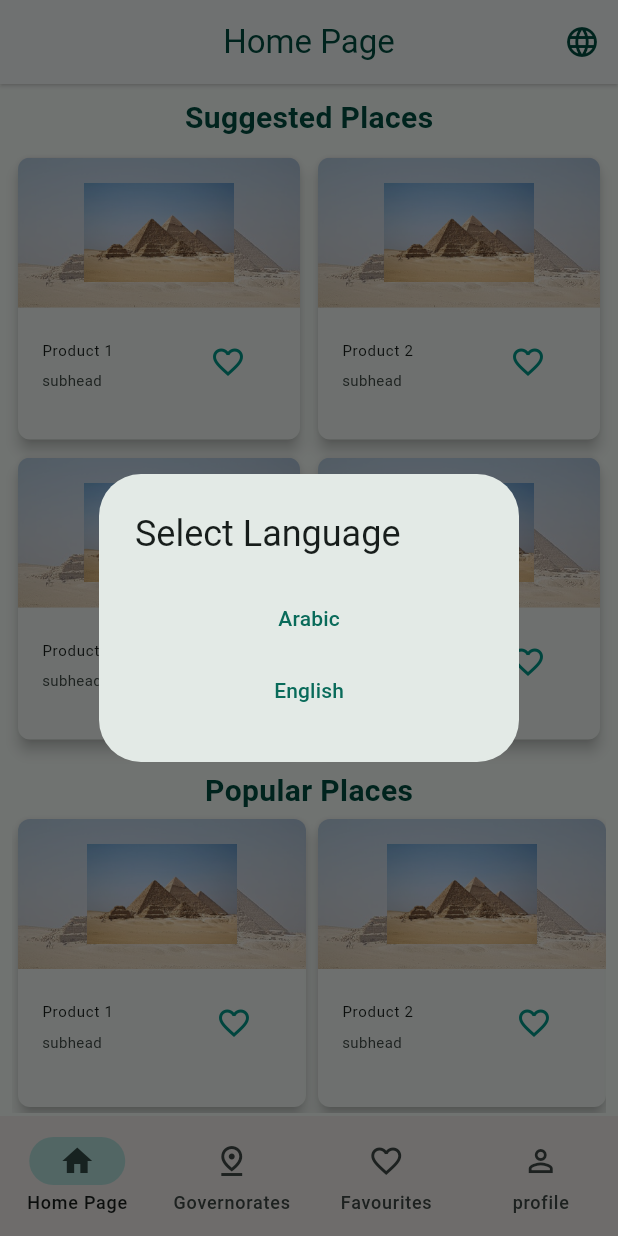
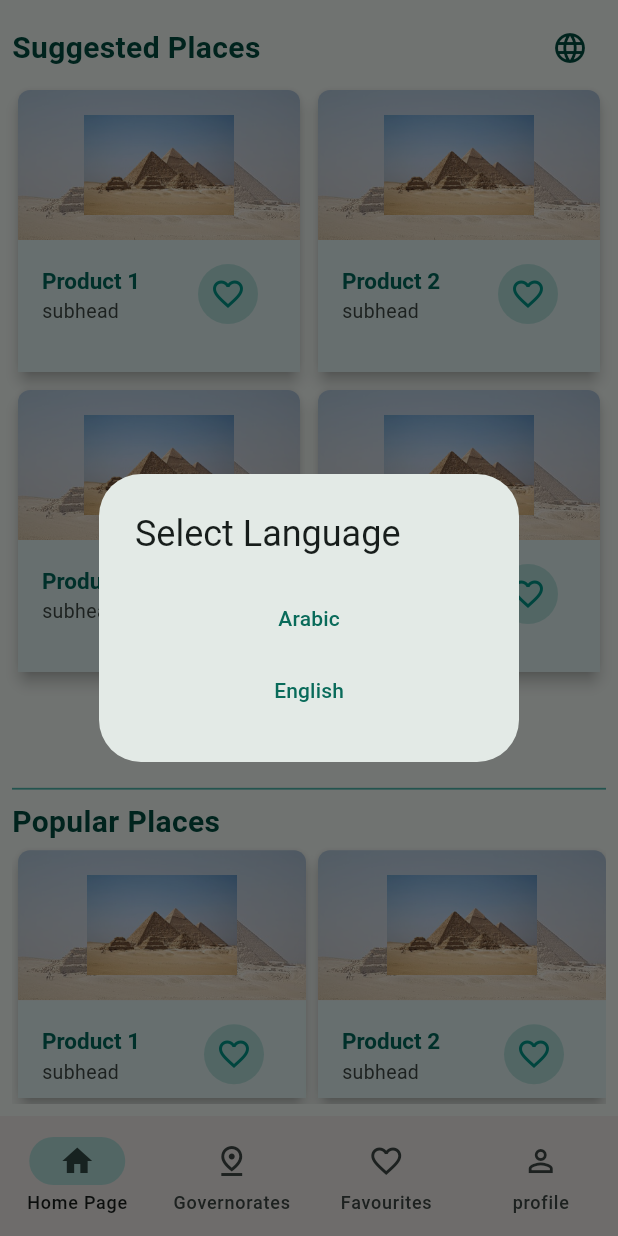
Before and after one commit to Sprints-Flutter-Bootcamp-Projects/Tourist-Guide-App-for-Egypt, a Flutter app: the screen it shows after launch, after a tap on the "language" icon, on a phone screen of 412 x 824 dp. Run offline on Flutter 3.47's test engine with Material 3 defaults, Android fonts, the phone set to English and light mode, and no system bars; our stand-ins replace easy_localization.

Commit message:
refactored gridItem to add (add to fav)feature &  enhanced  HomePage

```diff
--- a/lib/views/authentication/login_page.dart
+++ b/lib/views/authentication/login_page.dart
@@ -1,5 +1,6 @@
 import 'package:easy_localization/easy_localization.dart';
 import 'package:flutter/material.dart';
+import 'package:tourist_guide/views/authentication/signup_page.dart';
 import '../../nav_bar.dart';
 
 class LoginPage extends StatefulWidget {
@@ -88,13 +89,13 @@ class _LoginPageState extends State<LoginPage> {
                   ),
                 ),
                 FilledButton(
+                  style: FilledButton.styleFrom(
+                      shape: RoundedRectangleBorder(
+                          borderRadius: BorderRadius.circular(6))),
                   onPressed: () {
                     if (_formKey.currentState!.validate()) {
                       isLoggedIn = true;
-                      Navigator.push(
-                          context,
-                          MaterialPageRoute(
-                              builder: (context) => const MyNavigationBar()));
+                      Navigator.pop(context);
                     } else {
                       const ScaffoldMessenger(
                           child: SnackBar(
@@ -103,8 +104,16 @@ class _LoginPageState extends State<LoginPage> {
                   },
                   child: Text(tr('log_in')),
                 ),
-                FilledButton.icon(
-                    onPressed: () {}, label: Text(tr('create_new_account'))),
+                FilledButton(
+                    style: FilledButton.styleFrom(
+                        shape: RoundedRectangleBorder(
+                            borderRadius: BorderRadius.circular(6))),
+                    onPressed: () => Navigator.push(
+                        context,
+                        MaterialPageRoute(
+                          builder: (context) => const SignupPage(),
+                        )),
+                    child: Text(tr('create_new_account'))),
               ],
             ),
           ),
--- a/lib/views/home/signup_page.dart
+++ b/lib/views/authentication/signup_page.dart
@@ -1,4 +1,5 @@
 import 'package:flutter/material.dart';
+import 'package:tourist_guide/views/authentication/login_page.dart';
 import 'package:tourist_guide/widgets/my_textformfield.dart';
 
 class SignupPage extends StatefulWidget {
@@ -167,15 +168,3 @@ class _SignupPageState extends State<SignupPage> {
     );
   }
 }
-
-class LoginPage extends StatelessWidget {
-  const LoginPage({super.key});
-
-  @override
-  Widget build(BuildContext context) {
-    return Scaffold(
-      appBar: AppBar(title: const Text("Login")),
-      body: const Center(child: Text("Login Page")),
-    );
-  }
-}
--- a/lib/views/government/favourites_page.dart
+++ /dev/null
@@ -1,50 +0,0 @@
-import 'package:easy_localization/easy_localization.dart';
-import 'package:flutter/material.dart';
-import 'package:tourist_guide/widgets/app_bar.dart';
-import 'package:tourist_guide/widgets/text_title.dart';
-
-class FavouritesPage extends StatefulWidget {
-  const FavouritesPage({super.key});
-
-  @override
-  State<FavouritesPage> createState() => _FavouritesPageState();
-}
-
-List<Widget> favList = [];
-
-class _FavouritesPageState extends State<FavouritesPage> {
-  @override
-  Widget build(BuildContext context) {
-    return Scaffold(
-      appBar: PagesAppBar(context, context.tr("favourites")),
-      body: SingleChildScrollView(
-        child: Padding(
-          padding: const EdgeInsets.all(8.0),
-          child: Column(
-            mainAxisAlignment: MainAxisAlignment.center,
-            children: <Widget>[
-              TextTitle(
-                context.tr("favourite_places"),
-              ),
-              const SizedBox(height: 8.0),
-              SizedBox(
-                height: MediaQuery.of(context).size.height / 2,
-                child: GridView.builder(
-                  gridDelegate: const SliverGridDelegateWithFixedCrossAxisCount(
-                    crossAxisCount: 2,
-                    crossAxisSpacing: 4,
-                    mainAxisSpacing: 4,
-                  ),
-                  itemCount: favList.length,
-                  itemBuilder: (context, index) {
-                    return favList[index];
-                  },
-                ),
-              ),
-            ],
-          ),
-        ),
-      ),
-    );
-  }
-}
--- /dev/null
+++ b/lib/views/home/favourites_page.dart
@@ -0,0 +1,58 @@
+import 'package:easy_localization/easy_localization.dart';
+import 'package:flutter/material.dart';
+import 'package:tourist_guide/widgets/app_bar.dart';
+import 'package:tourist_guide/widgets/text_title.dart';
+
+class FavouritesPage extends StatefulWidget {
+  const FavouritesPage({super.key});
+
+  @override
+  State<FavouritesPage> createState() => _FavouritesPageState();
+}
+
+List<Widget> favList = [];
+
+class _FavouritesPageState extends State<FavouritesPage> {
+  @override
+  Widget build(BuildContext context) {
+    return Scaffold(
+      appBar: PagesAppBar(context, context.tr("favourites")),
+      body: Padding(
+        padding: const EdgeInsets.all(8.0),
+        child: Column(
+          crossAxisAlignment: CrossAxisAlignment.start,
+          children: <Widget>[
+            TextTitle(
+              context.tr("favourite_places"),
+            ),
+            const SizedBox(height: 8.0),
+            favList.isEmpty
+                ? Expanded(
+                    child: Center(
+                        child: Text(
+                    'Starting adding your favourite Places',
+                    style: TextStyle(
+                        color: Colors.teal[800],
+                        fontSize: 15,
+                        fontWeight: FontWeight.bold),
+                  )))
+                : Expanded(
+                    child: GridView.builder(
+                      gridDelegate:
+                          const SliverGridDelegateWithFixedCrossAxisCount(
+                        crossAxisCount: 2,
+                        crossAxisSpacing: 4,
+                        mainAxisSpacing: 4,
+                      ),
+                      itemCount: favList.length,
+                      itemBuilder: (context, index) {
+                        return favList[index];
+                      },
+                    ),
+                  ),
+          ],
+        ),
+      ),
+    );
+  }
+}
--- a/lib/views/home/home_page.dart
+++ b/lib/views/home/home_page.dart
@@ -1,6 +1,6 @@
 import 'package:easy_localization/easy_localization.dart';
 import 'package:flutter/material.dart';
-import 'package:tourist_guide/widgets/app_bar.dart';
+import 'package:tourist_guide/widgets/lang_dialog.dart';
 import 'package:tourist_guide/widgets/text_title.dart';
 
 import '../../widgets/grid_item.dart';
@@ -18,19 +18,27 @@ class _HomePageState extends State<HomePage> {
   @override
   Widget build(BuildContext context) {
     return Scaffold(
-      appBar: PagesAppBar(context, context.tr("home_page")),
-      body: SingleChildScrollView(
-        child: Padding(
+      body: Padding(
         padding: const EdgeInsets.all(8.0),
         child: Column(
-            mainAxisAlignment: MainAxisAlignment.center,
+          crossAxisAlignment: CrossAxisAlignment.start,
           children: <Widget>[
-              TextTitle(
+            Row(children: [
+              Expanded(
+                child: TextTitle(
                   context.tr("suggested_places"),
                 ),
-              const SizedBox(height: 8.0),
-              SizedBox(
-                height: MediaQuery.of(context).size.height / 2,
+              ),
+              IconButton(
+                icon: Icon(
+                  Icons.language,
+                  color: Colors.teal[900],
+                ),
+                onPressed: () => langDialog(context),
+              ),
+            ]),
+            Expanded(
+              flex: 8,
               child: GridView.builder(
                 gridDelegate: const SliverGridDelegateWithFixedCrossAxisCount(
                   crossAxisCount: 2,
@@ -39,7 +47,7 @@ class _HomePageState extends State<HomePage> {
                 ),
                 itemCount: 4,
                 itemBuilder: (context, index) {
-                    return gridItem(
+                  return GridItem(
                     context,
                     "https://upload.wikimedia.org/wikipedia/commons/thumb/a/af/All_Gizah_Pyramids.jpg/435px-All_Gizah_Pyramids.jpg",
                     "Product ${index + 1}",
@@ -48,32 +56,38 @@ class _HomePageState extends State<HomePage> {
                 },
               ),
             ),
+            Divider(
+              thickness: 1.2,
+              //height: ,
+              color: Colors.teal[300],
+            ),
             TextTitle(
               context.tr("popular_places"),
             ),
-              SingleChildScrollView(
+            Expanded(
+              flex: 3,
+              child: ListView(
                 scrollDirection: Axis.horizontal,
-                child: Row(
                 children: <Widget>[
-                    gridItem(
+                  GridItem(
                     context,
                     "https://upload.wikimedia.org/wikipedia/commons/thumb/a/af/All_Gizah_Pyramids.jpg/435px-All_Gizah_Pyramids.jpg",
                     "Product 1",
                     "subhead",
                   ),
-                    gridItem(
+                  GridItem(
                     context,
                     "https://upload.wikimedia.org/wikipedia/commons/thumb/a/af/All_Gizah_Pyramids.jpg/435px-All_Gizah_Pyramids.jpg",
                     "Product 2",
                     "subhead",
                   ),
-                    gridItem(
+                  GridItem(
                     context,
                     "https://upload.wikimedia.org/wikipedia/commons/thumb/a/af/All_Gizah_Pyramids.jpg/435px-All_Gizah_Pyramids.jpg",
                     "Product 3",
                     "subhead",
                   ),
-                    gridItem(
+                  GridItem(
                     context,
                     "https://upload.wikimedia.org/wikipedia/commons/thumb/a/af/All_Gizah_Pyramids.jpg/435px-All_Gizah_Pyramids.jpg",
                     "Product 4",
@@ -85,7 +99,6 @@ class _HomePageState extends State<HomePage> {
           ],
         ),
       ),
-      ),
     );
   }
 }
--- a/lib/widgets/grid_item.dart
+++ b/lib/widgets/grid_item.dart
@@ -1,9 +1,21 @@
 import 'package:flutter/material.dart';
 import 'package:tourist_guide/nav_bar.dart';
-import 'package:tourist_guide/views/government/favourites_page.dart';
+import 'package:tourist_guide/views/home/favourites_page.dart';
 
-Widget gridItem(
-    BuildContext context, String imgURL, String title, String subhead) {
+class GridItem extends StatefulWidget {
+  GridItem(BuildContext context, this.imgURL, this.title, this.subhead,
+      {super.key, this.isFavourite = false});
+  final String imgURL;
+  final String title;
+  final String subhead;
+  bool isFavourite;
+  @override
+  State<GridItem> createState() => _GridItemState();
+}
+
+class _GridItemState extends State<GridItem> {
+  @override
+  Widget build(BuildContext context) {
     return SizedBox(
       height: 200,
       width: 200,
@@ -31,51 +43,68 @@ Widget gridItem(
                 ),
               ),
               child: Center(
-              // child: Image.network(
-              //   imgURL,
-              //   height: 90,
-              //   width: 60,
-              //   fit: BoxFit.contain,
-              //   errorBuilder: (context, error, stackTrace) {
-              //     return const Icon(Icons.image, size: 50, color: Colors.grey);
-              //   },
-              // ),
                 child: Image.asset(
                   "assets/images/pyramids.jpg",
                   height: 100,
                   width: 100,
                   fit: BoxFit.contain,
                   errorBuilder: (context, error, stackTrace) {
-                  return const Icon(Icons.image, size: 50, color: Colors.grey);
+                    return const Icon(Icons.image,
+                        size: 50, color: Colors.grey);
                   },
                 ),
               ),
             ),
             Expanded(
               child: ListTile(
+                tileColor: Colors.teal[50],
                 title: Text(
-                title,
-                style: const TextStyle(fontSize: 10),
+                  widget.title,
+                  style: Theme.of(context).textTheme.titleLarge!.copyWith(
+                        color: Colors.teal[800],
+                        fontWeight: FontWeight.bold,
+                        fontSize: 15,
+                      ),
                 ),
                 subtitle: Text(
-                subhead,
-                style: const TextStyle(fontSize: 10),
+                  widget.subhead,
+                  style: const TextStyle(fontSize: 13),
                 ),
-              trailing: IconButton(
+                trailing: IconButton.filledTonal(
+                  style: ButtonStyle(
+                      backgroundColor:
+                          WidgetStateProperty.all(Colors.teal[100])),
+                  color: Colors.teal[900],
                   onPressed: () {
                     if (isLoggedIn) {
-                    favList.add(gridItem(context, imgURL, title, subhead));
+                      if (widget.isFavourite) {
+                        setState(() {
+                          widget.isFavourite = false;
+                          favList.remove(widget);
+                        });
                         ScaffoldMessenger.of(context).showSnackBar(
-                      const SnackBar(content: Text("Added to Favorites")),
+                            const SnackBar(
+                                content: Text('Item removed from Favourites')));
+                      } else {
+                        setState(() {
+                          favList.add(widget);
+                          widget.isFavourite = true;
+                        });
+                        ScaffoldMessenger.of(context).showSnackBar(
+                          const SnackBar(
+                              content: Text("Item added to Favorites")),
                         );
+                      }
                     } else {
                       ScaffoldMessenger.of(context).showSnackBar(
                         const SnackBar(content: Text("You Must Login First")),
                       );
                     }
                   },
-                icon: const Icon(
-                  Icons.favorite_border,
+                  icon: Icon(
+                    widget.isFavourite
+                        ? Icons.favorite
+                        : Icons.favorite_border_outlined,
                     color: Colors.teal,
                   ),
                 ),
@@ -86,3 +115,4 @@ Widget gridItem(
       ),
     );
   }
+}
```
Also changed, not shown: lib/nav_bar.dart (+13 -9 lines). Lines whose indentation alone changed are shown as unchanged.
